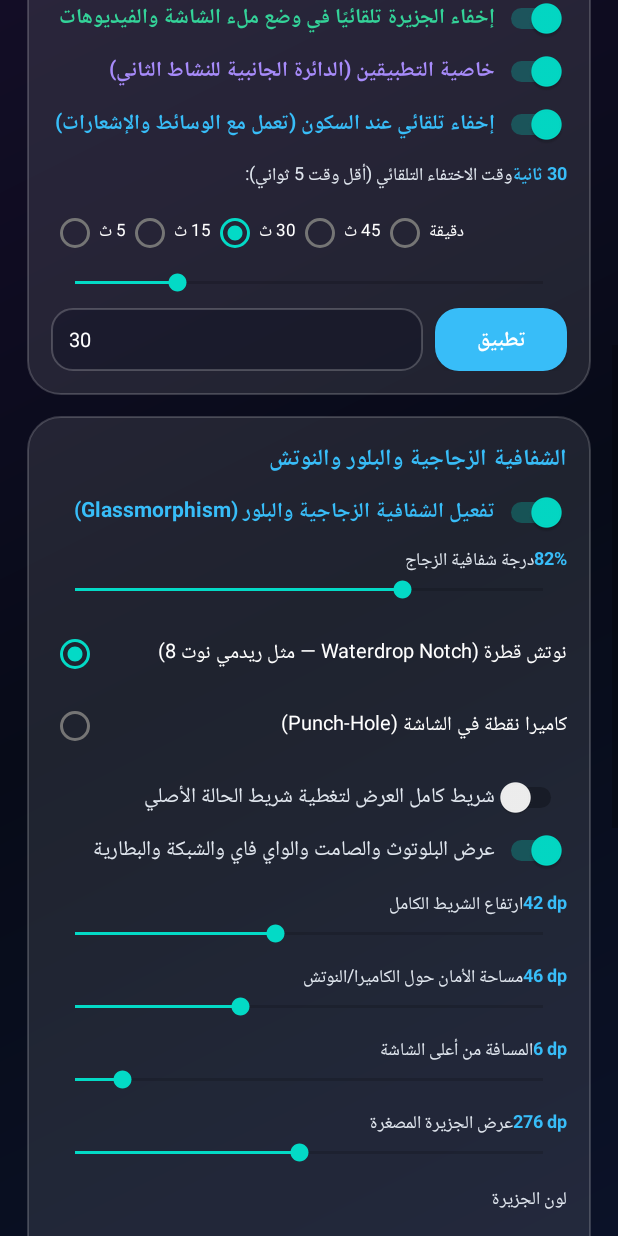
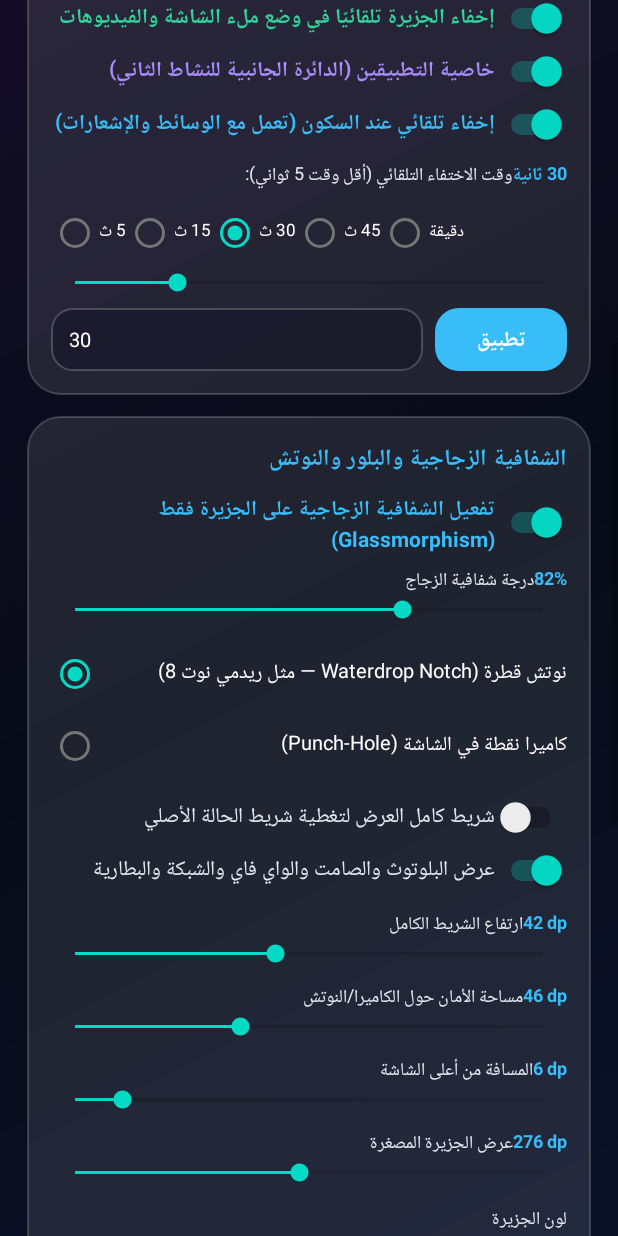
Before and after one commit to Anas-crack/Dinamic-island, an Android app: the screen it shows after launch (MainActivity), scrolled down 576 dp, on a phone screen of 412 x 824 dp. Run offline under Robolectric (Android 15) with nearby library versions, the phone set to English and light mode, and no system bars; pictures from the network do not load.

Commit message:
Add files via upload

```diff
--- a/app/build.gradle.kts
+++ b/app/build.gradle.kts
@@ -11,8 +11,8 @@ android {
         applicationId = "com.dynamicisland.redminote8"
         minSdk = 26
         targetSdk = 34
-        versionCode = 8
-        versionName = "1.0.7"
+        versionCode = 9
+        versionName = "1.0.8"
         setProperty("archivesBaseName", "Dynamic Island")
     }
 
--- /dev/null
+++ b/app/src/main/res/drawable/ic_media_wave.xml
@@ -0,0 +1,4 @@
+<vector xmlns:android="http://schemas.android.com/apk/res/android" android:width="24dp" android:height="24dp" android:viewportWidth="24" android:viewportHeight="24">
+    <path android:fillColor="#1E293B" android:pathData="M12,12m-12,0a12,12 0,1 1,24 0a12,12 0,1 1,-24 0"/>
+    <path android:fillColor="#38BDF8" android:pathData="M6,10h2v4H6zM10,7h2v10h-2zM14,9h2v6h-2zM18,11h2v2h-2z"/>
+</vector>
--- a/app/src/main/res/layout/activity_main.xml
+++ b/app/src/main/res/layout/activity_main.xml
@@ -15,7 +15,7 @@
             <ImageView android:layout_width="64dp" android:layout_height="64dp" android:contentDescription="@string/app_name" android:scaleType="centerCrop" android:src="@drawable/app_logo" />
             <LinearLayout android:layout_width="0dp" android:layout_height="wrap_content" android:layout_marginStart="14dp" android:layout_weight="1" android:orientation="vertical">
                 <TextView android:layout_width="match_parent" android:layout_height="wrap_content" android:text="Dynamic Island" android:textColor="#FFFFFF" android:textSize="22sp" android:textStyle="bold" />
-                <TextView android:id="@+id/tvVersionBadge" android:layout_width="match_parent" android:layout_height="wrap_content" android:layout_marginTop="2dp" android:text="v1.0.7 • Glass Blur + Dual Pill" android:textColor="#38BDF8" android:textSize="12sp" android:textStyle="bold" />
+                <TextView android:id="@+id/tvVersionBadge" android:layout_width="match_parent" android:layout_height="wrap_content" android:layout_marginTop="2dp" android:text="v1.0.8 • Glass Blur + Dual Pill" android:textColor="#38BDF8" android:textSize="12sp" android:textStyle="bold" />
                 <TextView android:id="@+id/tvServiceState" android:layout_width="match_parent" android:layout_height="wrap_content" android:layout_marginTop="4dp" android:text="● متوقفة حاليًا" android:textColor="#94A3B8" android:textSize="12sp" android:textStyle="bold" />
             </LinearLayout>
         </LinearLayout>
@@ -79,7 +79,7 @@
         <LinearLayout android:layout_width="match_parent" android:layout_height="wrap_content" android:layout_marginBottom="14dp" android:background="@drawable/bg_card_glass" android:orientation="vertical" android:padding="16dp">
             <TextView android:layout_width="match_parent" android:layout_height="wrap_content" android:layout_marginBottom="8dp" android:text="الشفافية الزجاجية والبلور والنوتش" android:textColor="#38BDF8" android:textSize="15sp" android:textStyle="bold" />
 
-            <Switch android:id="@+id/switchGlassBlur" android:layout_width="match_parent" android:layout_height="wrap_content" android:layout_marginBottom="8dp" android:text="تفعيل الشفافية الزجاجية والبلور (Glassmorphism)" android:textColor="#38BDF8" android:textStyle="bold" />
+            <Switch android:id="@+id/switchGlassBlur" android:layout_width="match_parent" android:layout_height="wrap_content" android:layout_marginBottom="8dp" android:text="تفعيل الشفافية الزجاجية على الجزيرة فقط (Glassmorphism)" android:textColor="#38BDF8" android:textStyle="bold" />
 
             <LinearLayout android:layout_width="match_parent" android:layout_height="wrap_content" android:orientation="horizontal">
                 <TextView android:layout_width="0dp" android:layout_height="wrap_content" android:layout_weight="1" android:text="درجة شفافية الزجاج" android:textColor="#E2E8F0" android:textSize="12sp" />
@@ -148,7 +148,7 @@
             <LinearLayout android:layout_width="0dp" android:layout_height="wrap_content" android:layout_marginStart="12dp" android:layout_weight="1" android:orientation="vertical">
                 <TextView android:layout_width="match_parent" android:layout_height="wrap_content" android:text="عن المطور" android:textColor="#38BDF8" android:textSize="12sp" android:textStyle="bold" />
                 <TextView android:layout_width="match_parent" android:layout_height="wrap_content" android:text="أنس محمد (Anas Mohamed)" android:textColor="#FFFFFF" android:textSize="16sp" android:textStyle="bold" />
-                <TextView android:id="@+id/tvDevVersion" android:layout_width="match_parent" android:layout_height="wrap_content" android:layout_marginTop="2dp" android:text="تطبيق Dynamic Island — الإصدار v1.0.7" android:textColor="#CBD5E1" android:textSize="12sp" />
+                <TextView android:id="@+id/tvDevVersion" android:layout_width="match_parent" android:layout_height="wrap_content" android:layout_marginTop="2dp" android:text="تطبيق Dynamic Island — الإصدار v1.0.8" android:textColor="#CBD5E1" android:textSize="12sp" />
             </LinearLayout>
         </LinearLayout>
     </LinearLayout>
```
Also changed, not shown: app/src/main/java/com/dynamicisland/redminote8/DynamicIslandService.kt (+22 -23 lines), app/src/main/java/com/dynamicisland/redminote8/IslandConfig.kt (+6 -6 lines).
